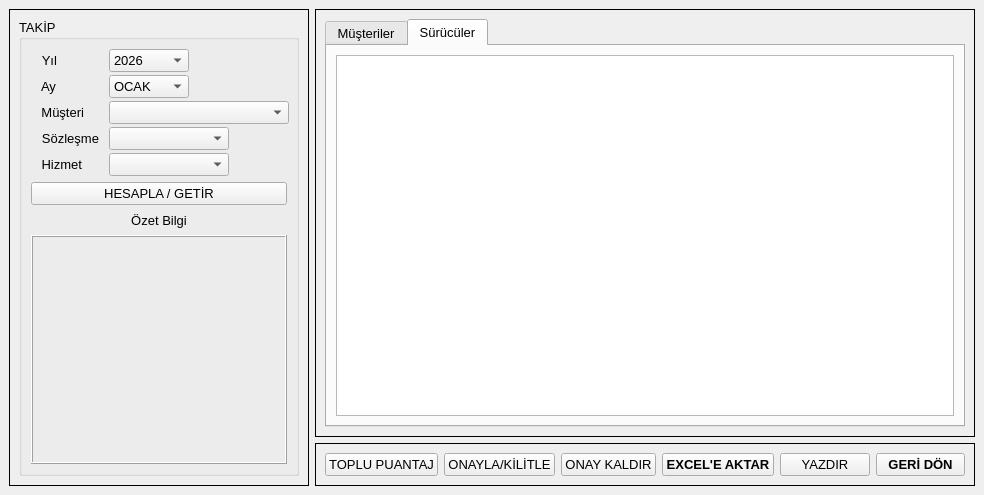
AyhanErcan70/SATTUP, file ui/ui_files/attendance_window.ui: the form before one commit.
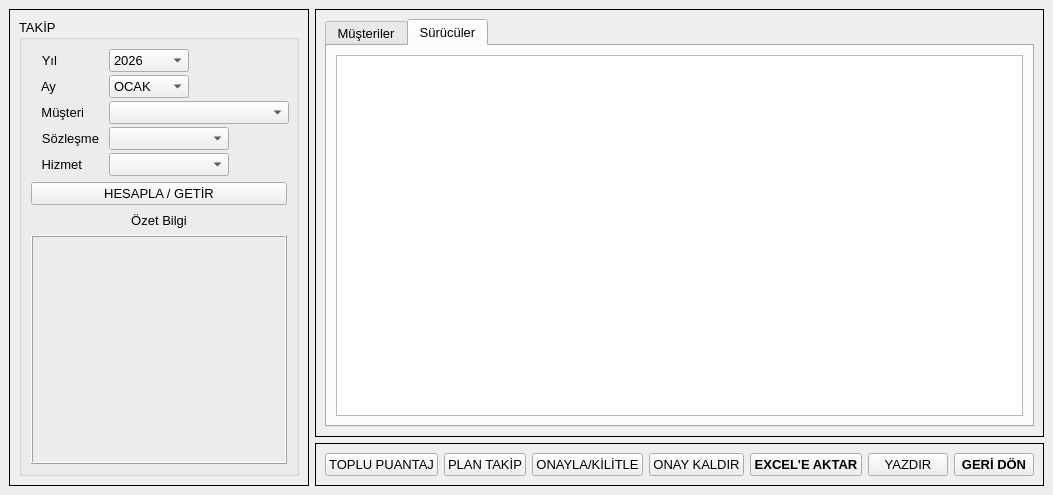
The form after the commit.

```diff
--- a/ui/ui_files/attendance_window.ui
+++ b/ui/ui_files/attendance_window.ui
@@ -416,6 +416,13 @@
          </property>
         </widget>
        </item>
+       <item>
+        <widget class="QPushButton" name="btn_plan_takip">
+         <property name="text">
+          <string>PLAN TAKİP</string>
+         </property>
+        </widget>
+       </item>
        <item>
         <widget class="QPushButton" name="btn_onayla_kilitle">
          <property name="text">
```
